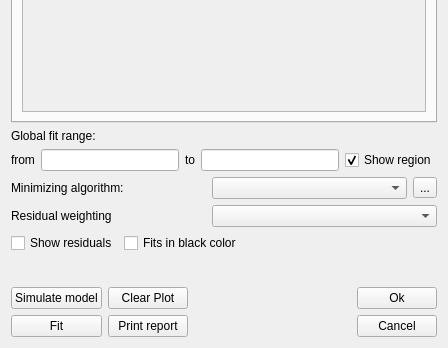
This is spectramanipulator/dialogs/gui_fit_widget.ui in dmadea/Spectra-Manipulator as Qt 5 draws it before an edit; both pictures show x 0 to 448 and y 314 to 662 of the 448 by 662 pixel window. The edited form follows.
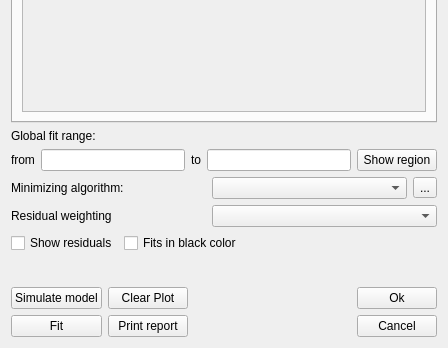
This is the edited form. Custom widgets are drawn as their Qt base class.

Patch:
```diff
--- a/spectramanipulator/dialogs/gui_fit_widget.ui
+++ b/spectramanipulator/dialogs/gui_fit_widget.ui
@@ -276,13 +276,16 @@
         <widget class="MyLineEdit" name="leX1"/>
        </item>
        <item>
-        <widget class="QCheckBox" name="cbShowRegion">
+        <widget class="QPushButton" name="btnShowRegion">
          <property name="text">
           <string>Show region</string>
          </property>
-         <property name="checked">
+         <property name="checkable">
           <bool>true</bool>
          </property>
+         <property name="checked">
+          <bool>false</bool>
+         </property>
         </widget>
        </item>
       </layout>
```
Left out of the diff: 8 changed lines with no effect on the pictures.
